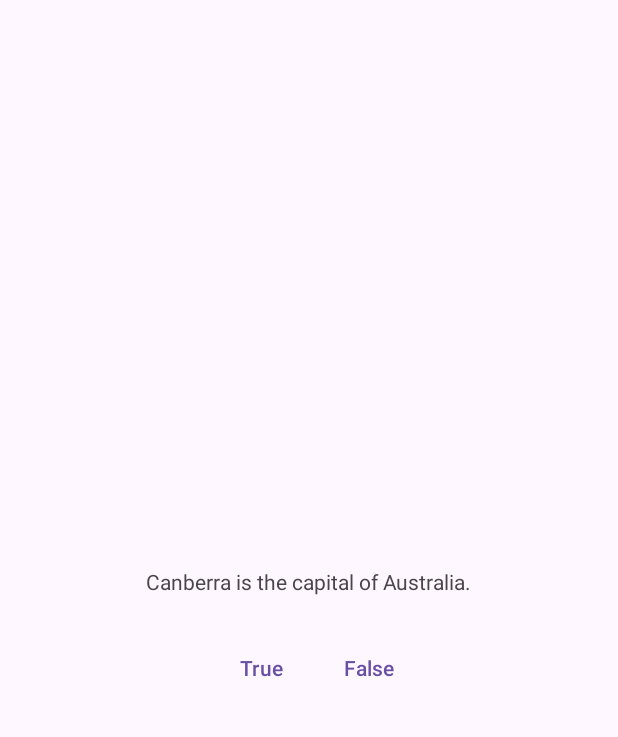
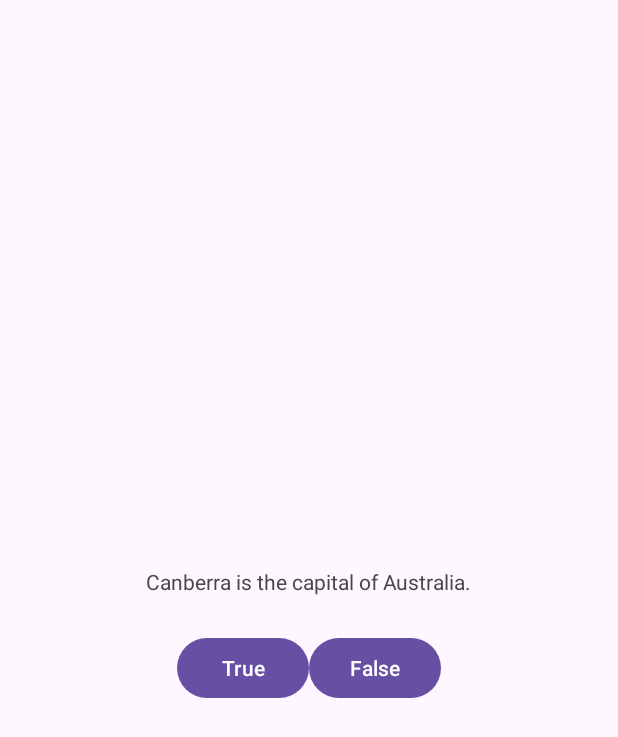
Before and after one commit to bvogler10/CS501_Assignment2_GeoQuiz, an Android app: the screen it shows after launch (MainActivity), on a phone screen of 412 x 824 dp. Shown: the top 737 px of the screen. Run offline under Robolectric (Android 15) with nearby library versions, the phone set to English and light mode, and no system bars.

Commit message:
minor button fix

```diff
--- a/app/src/main/res/layout/activity_main.xml
+++ b/app/src/main/res/layout/activity_main.xml
@@ -17,13 +17,11 @@
             android:id="@+id/true_button"
             android:layout_width="wrap_content"
             android:layout_height="wrap_content"
-            android:text="@string/true_button"
-            style="?android:attr/buttonBarButtonStyle" />
+            android:text="@string/true_button" />
         <Button
             android:id="@+id/false_button"
             android:layout_width="wrap_content"
             android:layout_height="wrap_content"
-            android:text="@string/false_button"
-            style="?android:attr/buttonBarButtonStyle" />
+            android:text="@string/false_button" />
     </LinearLayout>
 </LinearLayout>
```
